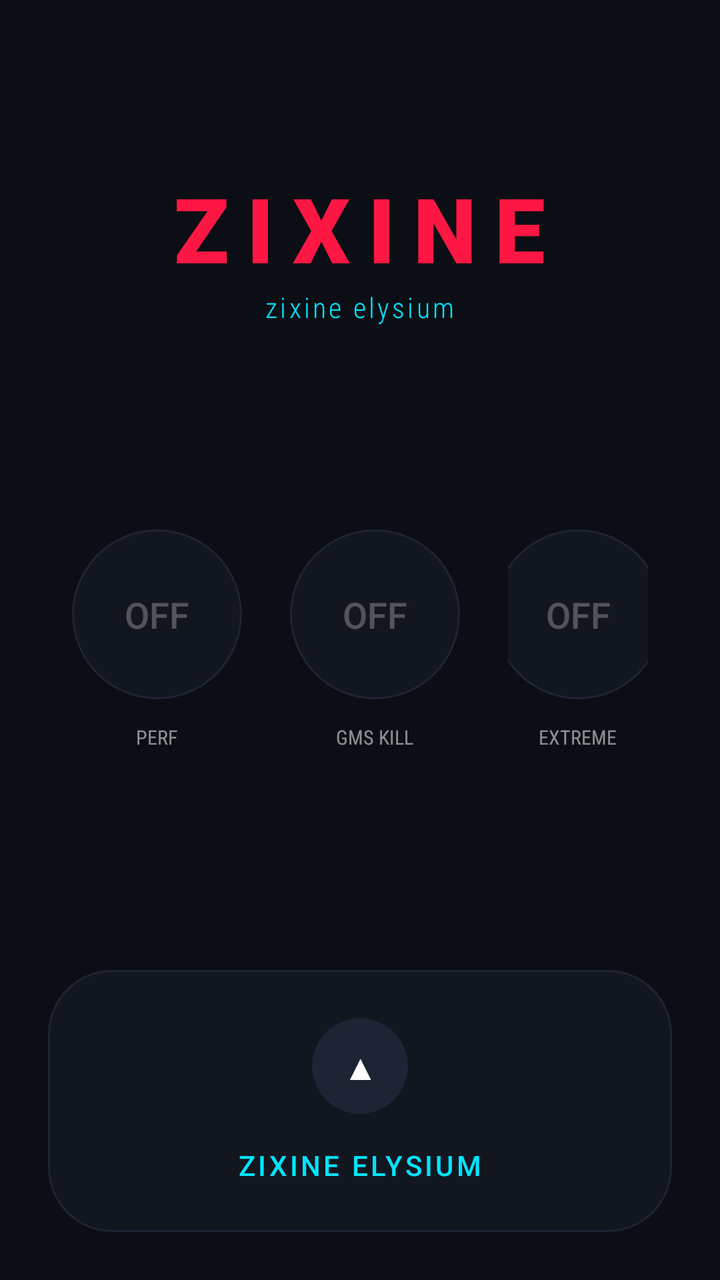
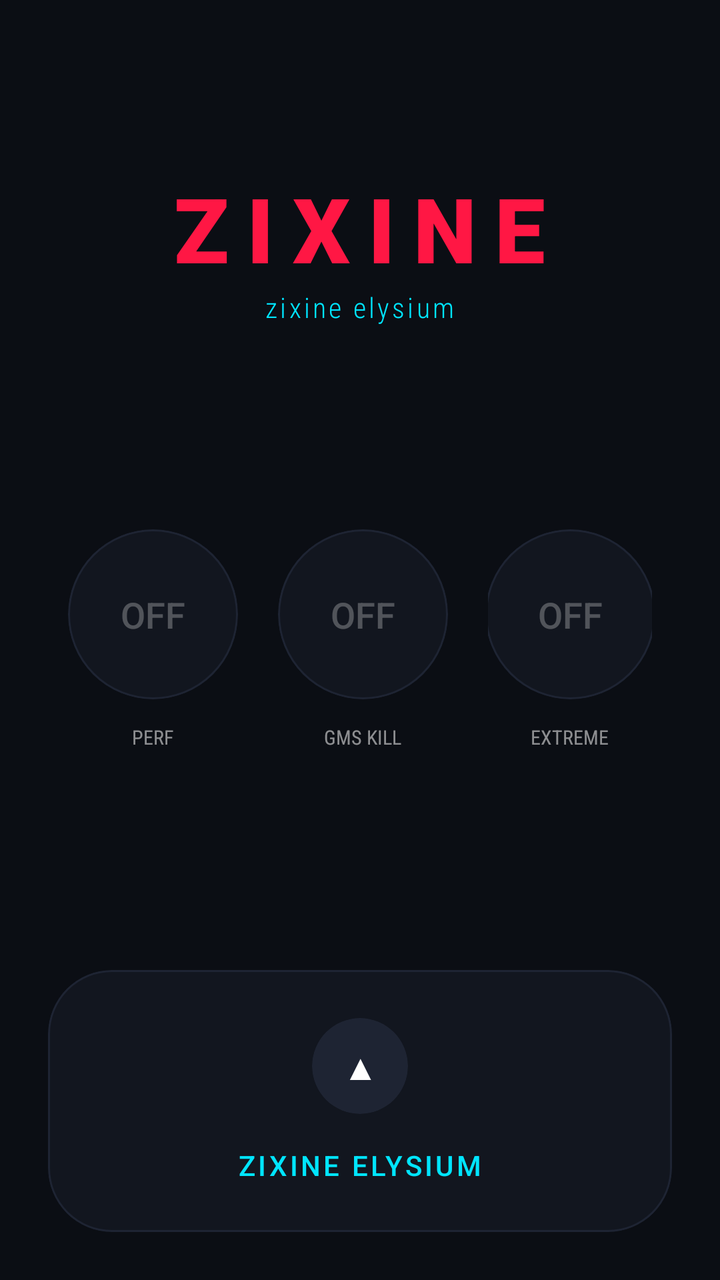

An Android layout rendered at two revisions. The XML below is the earlier revision; the diff shows what the commit changed to produce the second picture.
<!-- AndroidManifest.xml: application theme Theme.MaterialComponents.DayNight.NoActionBar -->
<!-- res/layout/activity_main.xml -->
<?xml version="1.0" encoding="utf-8"?>
<RelativeLayout xmlns:android="http://schemas.android.com/apk/res/android"
    xmlns:app="http://schemas.android.com/apk/res-auto"
    android:layout_width="match_parent"
    android:layout_height="match_parent"
    android:background="#0B0E14" 
    android:padding="24dp">

    <LinearLayout
        android:id="@+id/header"
        android:layout_width="wrap_content"
        android:layout_height="wrap_content"
        android:layout_centerHorizontal="true"
        android:layout_marginTop="60dp"
        android:gravity="center"
        android:orientation="vertical">

        <TextView
            android:layout_width="wrap_content"
            android:layout_height="wrap_content"
            android:text="ZIXINE"
            android:textColor="#FF1744"
            android:textSize="45sp"
            android:fontFamily="sans-serif-black"
            android:letterSpacing="0.2"
            android:textStyle="bold" />

        <TextView
            android:layout_width="wrap_content"
            android:layout_height="wrap_content"
            android:text="zixine elysium"
            android:textColor="#00E5FF"
            android:textSize="14sp"
            android:fontFamily="sans-serif-condensed-light"
            android:letterSpacing="0.1" />
    </LinearLayout>

    <LinearLayout
        android:layout_width="match_parent"
        android:layout_height="wrap_content"
        android:layout_centerInParent="true"
        android:gravity="center"
        android:orientation="horizontal">

        <LinearLayout
            android:layout_width="wrap_content"
            android:layout_height="wrap_content"
            android:gravity="center"
            android:layout_marginHorizontal="12dp"
            android:orientation="vertical">
            <com.google.android.material.card.MaterialCardView
                android:id="@+id/btn_perf"
                android:layout_width="85dp"
                android:layout_height="85dp"
                app:cardBackgroundColor="#12161F"
                app:cardCornerRadius="43dp"
                app:strokeColor="#1E2433"
                app:strokeWidth="1dp"
                app:cardElevation="0dp">
                <TextView
                    android:id="@+id/status_perf"
                    android:layout_width="match_parent"
                    android:layout_height="match_parent"
                    android:text="OFF"
                    android:textColor="#44FFFFFF"
                    android:textSize="18sp"
                    android:fontFamily="sans-serif-medium"
                    android:gravity="center" />
            </com.google.android.material.card.MaterialCardView>
            <TextView
                android:layout_width="wrap_content"
                android:layout_height="wrap_content"
                android:text="PERF"
                android:textColor="#88FFFFFF"
                android:textSize="10sp"
                android:layout_marginTop="12dp"
                android:fontFamily="sans-serif-condensed" />
        </LinearLayout>

        <LinearLayout
            android:layout_width="wrap_content"
            android:layout_height="wrap_content"
            android:gravity="center"
            android:layout_marginHorizontal="12dp"
            android:orientation="vertical">
            <com.google.android.material.card.MaterialCardView
                android:id="@+id/btn_gms"
                android:layout_width="85dp"
                android:layout_height="85dp"
                app:cardBackgroundColor="#12161F"
                app:cardCornerRadius="43dp"
                app:strokeColor="#1E2433"
                app:strokeWidth="1dp"
                app:cardElevation="0dp">
                <TextView
                    android:id="@+id/status_gms"
                    android:layout_width="match_parent"
                    android:layout_height="match_parent"
                    android:text="OFF"
                    android:textColor="#44FFFFFF"
                    android:textSize="18sp"
                    android:fontFamily="sans-serif-medium"
                    android:gravity="center" />
            </com.google.android.material.card.MaterialCardView>
            <TextView
                android:layout_width="wrap_content"
                android:layout_height="wrap_content"
                android:text="GMS KILL"
                android:textColor="#88FFFFFF"
                android:textSize="10sp"
                android:layout_marginTop="12dp"
                android:fontFamily="sans-serif-condensed" />
        </LinearLayout>

        <LinearLayout
            android:layout_width="wrap_content"
            android:layout_height="wrap_content"
            android:gravity="center"
            android:layout_marginHorizontal="12dp"
            android:orientation="vertical">
            <com.google.android.material.card.MaterialCardView
                android:id="@+id/btn_extreme"
                android:layout_width="85dp"
                android:layout_height="85dp"
                app:cardBackgroundColor="#12161F"
                app:cardCornerRadius="43dp"
                app:strokeColor="#1E2433"
                app:strokeWidth="1dp"
                app:cardElevation="0dp">
                <TextView
                    android:id="@+id/status_extreme"
                    android:layout_width="match_parent"
                    android:layout_height="match_parent"
                    android:text="OFF"
                    android:textColor="#44FFFFFF"
                    android:textSize="18sp"
                    android:fontFamily="sans-serif-medium"
                    android:gravity="center" />
            </com.google.android.material.card.MaterialCardView>
            <TextView
                android:layout_width="wrap_content"
                android:layout_height="wrap_content"
                android:text="EXTREME"
                android:textColor="#88FFFFFF"
                android:textSize="10sp"
                android:layout_marginTop="12dp"
                android:fontFamily="sans-serif-condensed" />
        </LinearLayout>
    </LinearLayout>

    <com.google.android.material.card.MaterialCardView
        android:layout_width="match_parent"
        android:layout_height="wrap_content"
        android:layout_alignParentBottom="true"
        app:cardBackgroundColor="#12161F"
        app:cardCornerRadius="32dp"
        app:cardElevation="0dp"
        app:strokeColor="#1E2433"
        app:strokeWidth="1dp">
        
        <LinearLayout
            android:layout_width="match_parent"
            android:layout_height="wrap_content"
            android:orientation="vertical"
            android:padding="24dp">

            <com.google.android.material.card.MaterialCardView
                android:id="@+id/trigger_panel"
                android:layout_width="48dp"
                android:layout_height="48dp"
                android:layout_gravity="center"
                app:cardBackgroundColor="#1E2433"
                app:cardCornerRadius="24dp"
                app:cardElevation="0dp">
                <TextView
                    android:id="@+id/trigger_arrow"
                    android:layout_width="match_parent"
                    android:layout_height="match_parent"
                    android:text="▲"
                    android:textColor="#FFFFFF"
                    android:gravity="center"
                    android:textSize="18sp" />
            </com.google.android.material.card.MaterialCardView>

            <TextView
                android:layout_width="wrap_content"
                android:layout_height="wrap_content"
                android:text="ZIXINE ELYSIUM"
                android:textColor="#00E5FF"
                android:layout_gravity="center"
                android:layout_marginTop="16dp"
                android:fontFamily="sans-serif-medium"
                android:letterSpacing="0.1" />

            <TextView
                android:id="@+id/tutorial_text"
                android:layout_width="match_parent"
                android:layout_height="wrap_content"
                android:layout_marginTop="20dp"
                android:text="REKOMENDASI:\nAktifkan Toggle melalui Quick Settings untuk akses lebih instan!\n\nTUTORIAL:\n1. Tarik status bar ke bawah.\n2. Klik Edit/Pensil.\n3. Cari Tiles Zixine dan seret ke atas."
                android:textColor="#66FFFFFF"
                android:textSize="12sp"
                android:fontFamily="sans-serif-light"
                android:lineSpacingExtra="4dp"
                android:visibility="gone" />
        </LinearLayout>
    </com.google.android.material.card.MaterialCardView>

</RelativeLayout>
<!-- resources referenced by this layout -->
<resources>

</resources>

<!-- the commit's change to res/layout/activity_main.xml (unified diff, before → after) -->
@@ -3,11 +3,11 @@
     xmlns:app="http://schemas.android.com/apk/res-auto"
     android:layout_width="match_parent"
     android:layout_height="match_parent"
-    android:background="#0B0E14" 
+    android:background="#0B0E14"
     android:padding="24dp">
 
     <LinearLayout
-        android:id="@+id/header"
+        android:id="@+id/header_layout"
         android:layout_width="wrap_content"
         android:layout_height="wrap_content"
         android:layout_centerHorizontal="true"
@@ -46,7 +46,7 @@
             android:layout_width="wrap_content"
             android:layout_height="wrap_content"
             android:gravity="center"
-            android:layout_marginHorizontal="12dp"
+            android:layout_marginHorizontal="10dp"
             android:orientation="vertical">
             <com.google.android.material.card.MaterialCardView
                 android:id="@+id/btn_perf"
@@ -81,7 +81,7 @@
             android:layout_width="wrap_content"
             android:layout_height="wrap_content"
             android:gravity="center"
-            android:layout_marginHorizontal="12dp"
+            android:layout_marginHorizontal="10dp"
             android:orientation="vertical">
             <com.google.android.material.card.MaterialCardView
                 android:id="@+id/btn_gms"
@@ -116,7 +116,7 @@
             android:layout_width="wrap_content"
             android:layout_height="wrap_content"
             android:gravity="center"
-            android:layout_marginHorizontal="12dp"
+            android:layout_marginHorizontal="10dp"
             android:orientation="vertical">
             <com.google.android.material.card.MaterialCardView
                 android:id="@+id/btn_extreme"
@@ -157,7 +157,7 @@
         app:cardElevation="0dp"
         app:strokeColor="#1E2433"
         app:strokeWidth="1dp">
-        
+
         <LinearLayout
             android:layout_width="match_parent"
             android:layout_height="wrap_content"
@@ -165,7 +165,7 @@
             android:padding="24dp">
 
             <com.google.android.material.card.MaterialCardView
-                android:id="@+id/trigger_panel"
+                android:id="@+id/btn_trigger"
                 android:layout_width="48dp"
                 android:layout_height="48dp"
                 android:layout_gravity="center"
@@ -173,7 +173,7 @@
                 app:cardCornerRadius="24dp"
                 app:cardElevation="0dp">
                 <TextView
-                    android:id="@+id/trigger_arrow"
+                    android:id="@+id/arrow_text"
                     android:layout_width="match_parent"
                     android:layout_height="match_parent"
                     android:text="▲"
@@ -193,7 +193,7 @@
                 android:letterSpacing="0.1" />
 
             <TextView
-                android:id="@+id/tutorial_text"
+                android:id="@+id/tutorial_view"
                 android:layout_width="match_parent"
                 android:layout_height="wrap_content"
                 android:layout_marginTop="20dp"
